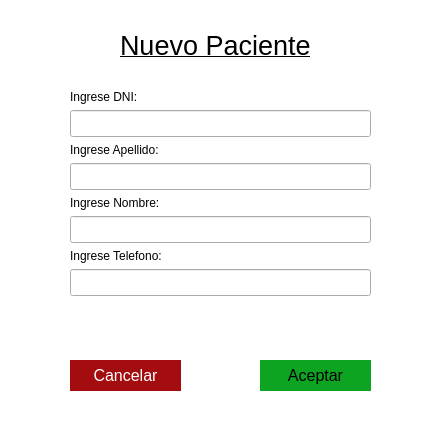
First picture: the form in View/ventanaPaciente.ui, repository BermudezK/consultsoft, before the edit.
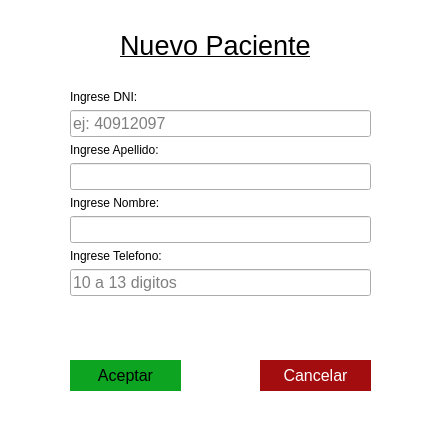
Second picture: the form after the edit.

Commit message: Boton y mensaje arreglado de Ventana Paciente

Diff of the .ui file:
```diff
--- a/View/ventanaPaciente.ui
+++ b/View/ventanaPaciente.ui
@@ -44,7 +44,7 @@
   <widget class="QPushButton" name="botonAceptar">
    <property name="geometry">
     <rect>
-     <x>260</x>
+     <x>70</x>
      <y>360</y>
      <width>111</width>
      <height>31</height>
@@ -62,7 +62,7 @@
   <widget class="QPushButton" name="botonCancelar">
    <property name="geometry">
     <rect>
-     <x>70</x>
+     <x>260</x>
      <y>360</y>
      <width>111</width>
      <height>31</height>
@@ -154,6 +154,9 @@
       <property name="readOnly">
        <bool>false</bool>
       </property>
+      <property name="placeholderText">
+       <string>ej: 40912097</string>
+      </property>
       <property name="clearButtonEnabled">
        <bool>true</bool>
       </property>
@@ -199,6 +202,9 @@
       <property name="text">
        <string/>
       </property>
+      <property name="placeholderText">
+       <string>10 a 13 digitos</string>
+      </property>
       <property name="clearButtonEnabled">
        <bool>true</bool>
       </property>
```
Left out of the diff: 2 changed lines with no effect on the pictures. The commit also changes 2 other files.
